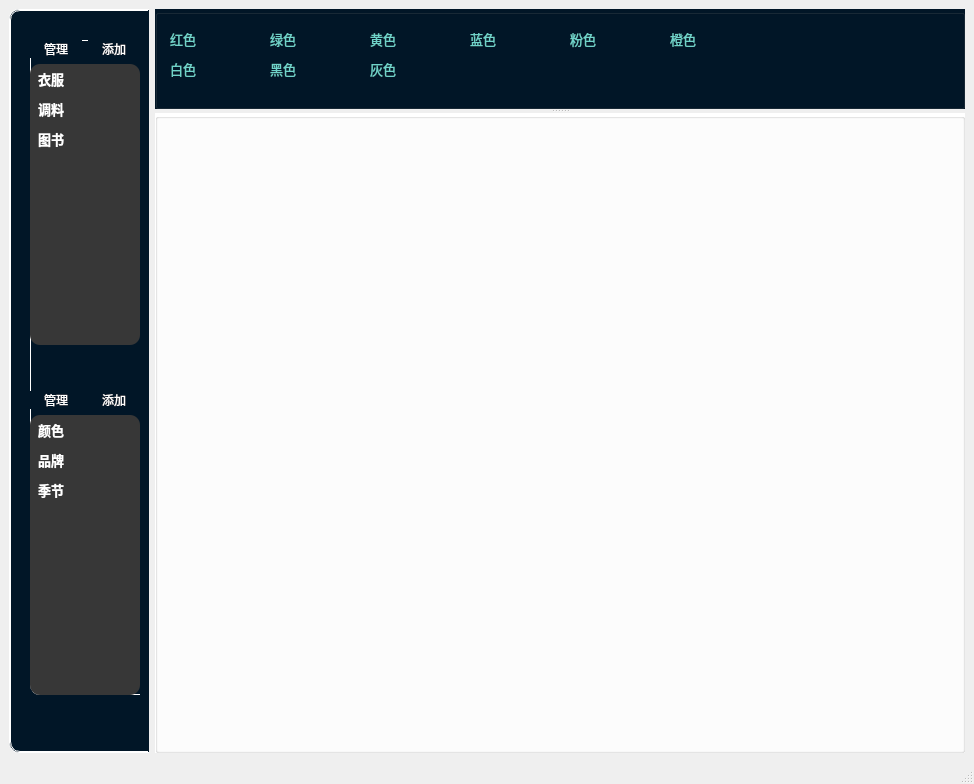
RachelWealth/IoT-course-practice, file code/managerUI.ui: the form before one commit.
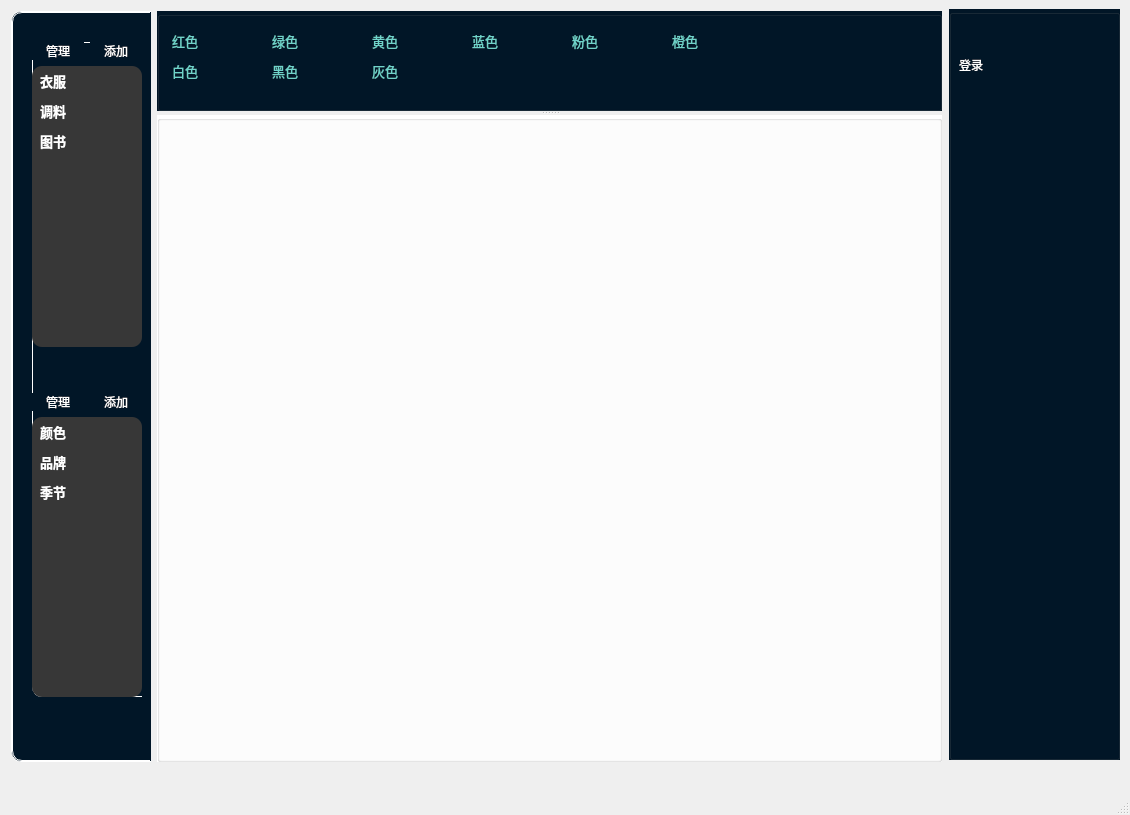
The form after the commit.

Diff of the .ui file:
```diff
--- a/code/managerUI.ui
+++ b/code/managerUI.ui
@@ -9,8 +9,8 @@
    <rect>
     <x>0</x>
     <y>0</y>
-    <width>974</width>
-    <height>784</height>
+    <width>1130</width>
+    <height>815</height>
    </rect>
   </property>
   <property name="font">
@@ -28,8 +28,102 @@
    <bool>false</bool>
   </property>
   <widget class="QWidget" name="centralwidget">
-   <layout class="QGridLayout" name="gridLayout_2">
-    <item row="0" column="0">
+   <widget class="QGroupBox" name="groupBox_3">
+    <property name="geometry">
+     <rect>
+      <x>949</x>
+      <y>9</y>
+      <width>171</width>
+      <height>751</height>
+     </rect>
+    </property>
+    <property name="styleSheet">
+     <string notr="true">background-color:rgb(1,22,39);</string>
+    </property>
+    <property name="title">
+     <string/>
+    </property>
+    <widget class="QLabel" name="label">
+     <property name="geometry">
+      <rect>
+       <x>10</x>
+       <y>30</y>
+       <width>111</width>
+       <height>51</height>
+      </rect>
+     </property>
+     <property name="styleSheet">
+      <string notr="true">font: 14pt &quot;AcadEref&quot;;
+color:white;</string>
+     </property>
+     <property name="text">
+      <string>登录</string>
+     </property>
+    </widget>
+    <widget class="QLabel" name="label_2">
+     <property name="geometry">
+      <rect>
+       <x>20</x>
+       <y>90</y>
+       <width>51</width>
+       <height>41</height>
+      </rect>
+     </property>
+     <property name="styleSheet">
+      <string notr="true">font: 10pt &quot;宋体&quot;;
+color:white;
+</string>
+     </property>
+     <property name="text">
+      <string/>
+     </property>
+    </widget>
+    <widget class="QLabel" name="label_5">
+     <property name="geometry">
+      <rect>
+       <x>20</x>
+       <y>190</y>
+       <width>51</width>
+       <height>41</height>
+      </rect>
+     </property>
+     <property name="styleSheet">
+      <string notr="true">font: 10pt &quot;宋体&quot;;
+color:white;
+</string>
+     </property>
+     <property name="text">
+      <string/>
+     </property>
+    </widget>
+    <widget class="QLabel" name="label_6">
+     <property name="geometry">
+      <rect>
+       <x>20</x>
+       <y>140</y>
+       <width>51</width>
+       <height>41</height>
+      </rect>
+     </property>
+     <property name="styleSheet">
+      <string notr="true">font: 10pt &quot;宋体&quot;;
+color:white;
+</string>
+     </property>
+     <property name="text">
+      <string/>
+     </property>
+    </widget>
+   </widget>
+   <widget class="QWidget" name="">
+    <property name="geometry">
+     <rect>
+      <x>11</x>
+      <y>11</y>
+      <width>931</width>
+      <height>751</height>
+     </rect>
+    </property>
      <layout class="QHBoxLayout" name="horizontalLayout_3">
       <item>
        <widget class="QScrollArea" name="scrollArea">
@@ -57,7 +151,7 @@
            <x>0</x>
            <y>0</y>
            <width>138</width>
-           <height>707</height>
+          <height>747</height>
           </rect>
          </property>
          <widget class="QWidget" name="layoutWidget">
@@ -146,6 +240,20 @@
               <property name="text">
                <string>衣服</string>
               </property>
+             <property name="font">
+              <font>
+               <pointsize>10</pointsize>
+              </font>
+             </property>
+             <property name="foreground">
+              <brush brushstyle="NoBrush">
+               <color alpha="255">
+                <red>255</red>
+                <green>255</green>
+                <blue>255</blue>
+               </color>
+              </brush>
+             </property>
              </item>
              <item>
               <property name="text">
@@ -153,6 +261,8 @@
               </property>
               <property name="font">
                <font>
+               <family>AcadEref</family>
+               <pointsize>10</pointsize>
                 <weight>75</weight>
                 <bold>true</bold>
                </font>
@@ -182,6 +292,8 @@
               </property>
               <property name="font">
                <font>
+               <family>AcadEref</family>
+               <pointsize>10</pointsize>
                 <weight>75</weight>
                 <bold>true</bold>
                </font>
@@ -286,7 +398,8 @@
               </property>
               <property name="font">
                <font>
-                <family>宋体</family>
+               <family>AcadEref</family>
+               <pointsize>10</pointsize>
                 <weight>75</weight>
                 <bold>true</bold>
                </font>
@@ -307,6 +420,8 @@
               </property>
               <property name="font">
                <font>
+               <family>AcadEref</family>
+               <pointsize>10</pointsize>
                 <weight>75</weight>
                 <bold>true</bold>
                </font>
@@ -327,6 +442,8 @@
               </property>
               <property name="font">
                <font>
+               <family>AcadEref</family>
+               <pointsize>10</pointsize>
                 <weight>75</weight>
                 <bold>true</bold>
                </font>
@@ -376,6 +493,9 @@
          <layout class="QGridLayout" name="gridLayout">
           <item row="0" column="0">
            <widget class="QTableWidget" name="tableWidget">
+           <property name="enabled">
+            <bool>false</bool>
+           </property>
             <property name="font">
              <font>
               <pointsize>10</pointsize>
@@ -460,6 +580,9 @@
              <property name="text">
               <string>红色</string>
              </property>
+            <property name="flags">
+             <set>ItemIsSelectable|ItemIsDragEnabled|ItemIsEnabled</set>
+            </property>
             </item>
             <item row="0" column="1">
              <property name="text">
@@ -516,8 +639,7 @@
        </widget>
       </item>
      </layout>
-    </item>
-   </layout>
+   </widget>
   </widget>
   <widget class="QMenuBar" name="menubar">
    <property name="geometry">
```
Left out of the diff: 5 changed lines with no effect on the pictures. Lines whose indentation alone changed are shown as unchanged.
